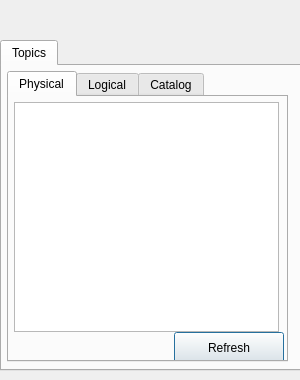
Old version of the form ui_dstopicmanager.ui in the repository nzfarmer1/telemetrylayer.
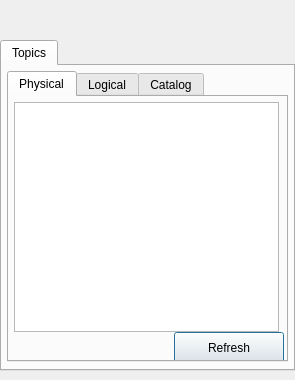
New version of the form.

Patch:
```diff
--- a/ui_dstopicmanager.ui
+++ b/ui_dstopicmanager.ui
@@ -6,7 +6,7 @@
    <rect>
     <x>0</x>
     <y>0</y>
-    <width>300</width>
+    <width>295</width>
     <height>380</height>
    </rect>
   </property>
@@ -18,7 +18,7 @@
   </property>
   <property name="maximumSize">
    <size>
-    <width>300</width>
+    <width>295</width>
     <height>16777215</height>
    </size>
   </property>
@@ -36,7 +36,7 @@
     <rect>
      <x>0</x>
      <y>40</y>
-     <width>301</width>
+     <width>295</width>
      <height>331</height>
     </rect>
    </property>
```
